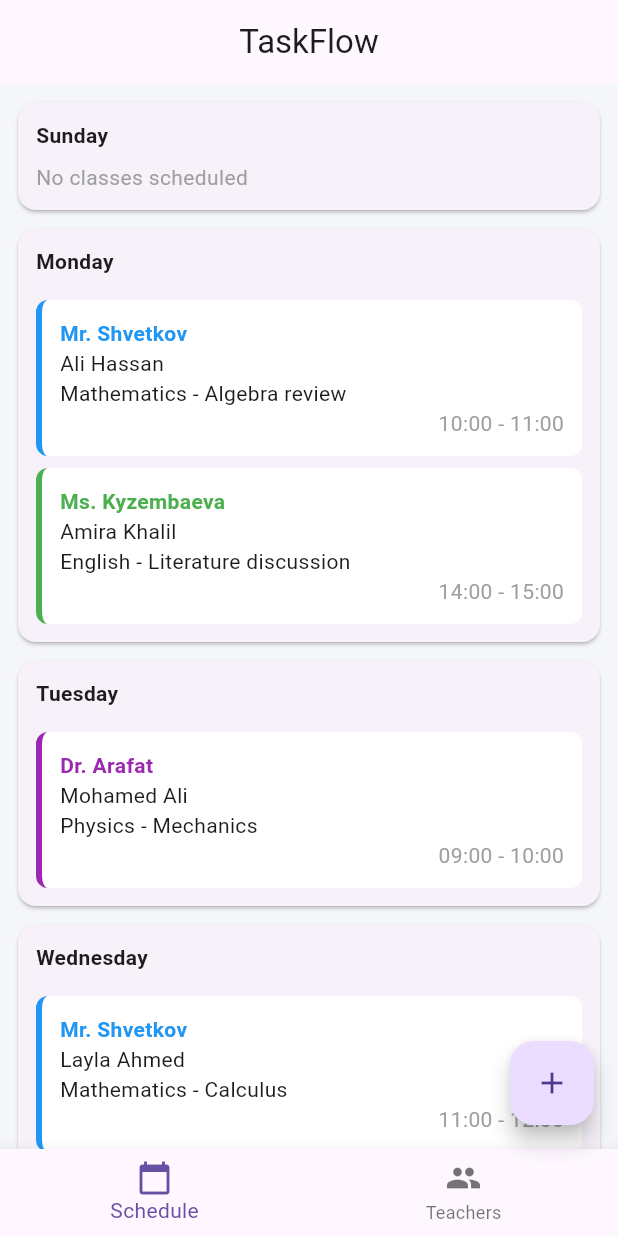
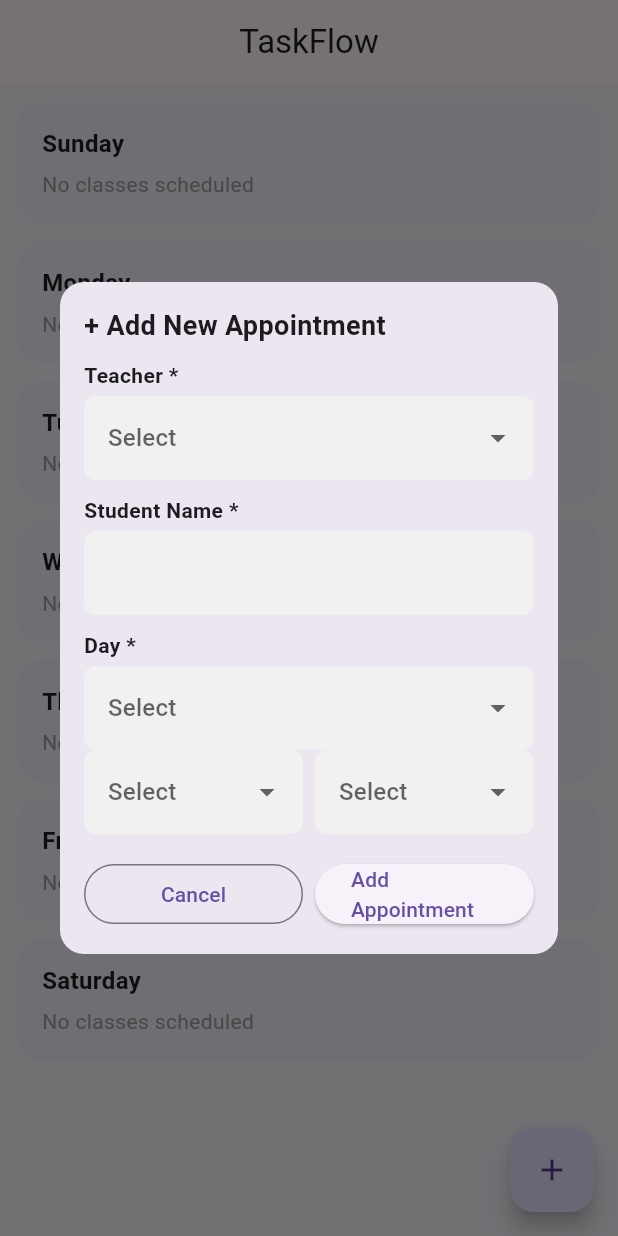
Before and after one commit to dkim50620-maker/kalendari, a Flutter app: the screen it shows after launch, after a tap on the "add" icon, on a phone screen of 412 x 824 dp. Run offline on Flutter 3.47's test engine with Material 3 defaults, Android fonts, the phone set to English and light mode, and no system bars.

Commit message:
Описание изменений

```diff
--- a/lib/main.dart
+++ b/lib/main.dart
@@ -4,170 +4,125 @@ void main() {
   runApp(const TaskFlowApp());
 }
 
-class TaskFlowApp extends StatefulWidget {
+/* ===================== APP ===================== */
+
+class TaskFlowApp extends StatelessWidget {
   const TaskFlowApp({super.key});
-
-  @override
-  State<TaskFlowApp> createState() => _TaskFlowAppState();
-}
-
-class _TaskFlowAppState extends State<TaskFlowApp> {
-  int index = 0;
 
   @override
   Widget build(BuildContext context) {
     return MaterialApp(
       debugShowCheckedModeBanner: false,
-      title: 'TaskFlow',
       theme: ThemeData(
-        scaffoldBackgroundColor: const Color(0xFFF5F6FA),
-        primarySwatch: Colors.blue,
+        scaffoldBackgroundColor: const Color(0xFFF6F4FB),
+        useMaterial3: true,
       ),
-      home: Scaffold(
-        appBar: AppBar(
-          title: const Text('TaskFlow'),
-          centerTitle: true,
-        ),
-        body: index == 0 ? const ScheduleScreen() : const TeachersScreen(),
-        floatingActionButton: FloatingActionButton(
-          onPressed: () {},
-          child: const Icon(Icons.add),
-        ),
-        bottomNavigationBar: BottomNavigationBar(
-          currentIndex: index,
-          onTap: (i) => setState(() => index = i),
-          items: const [
-            BottomNavigationBarItem(
-              icon: Icon(Icons.calendar_today),
-              label: 'Schedule',
+      home: const ScheduleScreen(),
+    );
+  }
+}
+
+/* ===================== MODEL ===================== */
+
+class ClassData {
+  final String teacher;
+  final String student;
+  final String day;
+  final String start;
+  final String end;
+
+  ClassData({
+    required this.teacher,
+    required this.student,
+    required this.day,
+    required this.start,
+    required this.end,
+  });
+}
+
+/* ===================== SCHEDULE SCREEN ===================== */
+
+class ScheduleScreen extends StatefulWidget {
+  const ScheduleScreen({super.key});
+
+  @override
+  State<ScheduleScreen> createState() => _ScheduleScreenState();
+}
+
+class _ScheduleScreenState extends State<ScheduleScreen> {
+  final Map<String, List<ClassData>> schedule = {
+    'Sunday': [],
+    'Monday': [],
+    'Tuesday': [],
+    'Wednesday': [],
+    'Thursday': [],
+    'Friday': [],
+    'Saturday': [],
+  };
+
+  void addClass(ClassData data) {
+    setState(() {
+      schedule[data.day]!.add(data);
+    });
+  }
+
+  @override
+  Widget build(BuildContext context) {
+    return Scaffold(
+      appBar: AppBar(
+        title: const Text('TaskFlow'),
+        centerTitle: true,
+      ),
+      body: ListView(
+        padding: const EdgeInsets.all(12),
+        children: schedule.entries.map((entry) {
+          return Container(
+            margin: const EdgeInsets.only(bottom: 12),
+            padding: const EdgeInsets.all(16),
+            decoration: BoxDecoration(
+              color: const Color(0xFFF3EFFB),
+              borderRadius: BorderRadius.circular(16),
             ),
-            BottomNavigationBarItem(
-              icon: Icon(Icons.people),
-              label: 'Teachers',
+            child: Column(
+              crossAxisAlignment: CrossAxisAlignment.start,
+              children: [
+                Text(entry.key,
+                    style: const TextStyle(
+                        fontSize: 16, fontWeight: FontWeight.bold)),
+                const SizedBox(height: 6),
+                if (entry.value.isEmpty)
+                  const Text(
+                    'No classes scheduled',
+                    style: TextStyle(color: Colors.grey),
+                  ),
+                ...entry.value.map((c) => ClassItem(data: c)),
+              ],
             ),
-          ],
-        ),
+          );
+        }).toList(),
+      ),
+
+      /// ✅ FAB ВНУТРИ ScheduleScreen
+      floatingActionButton: FloatingActionButton(
+        backgroundColor: const Color(0xFFE6DFFF),
+        onPressed: () {
+          showDialog(
+            context: context,
+            builder: (_) => AddAppointmentDialog(onAdd: addClass),
+          );
+        },
+        child: const Icon(Icons.add),
       ),
     );
   }
 }
 
-/* ===================== SCHEDULE ===================== */
-
-class ScheduleScreen extends StatelessWidget {
-  const ScheduleScreen({super.key});
-
-  @override
-  Widget build(BuildContext context) {
-    return ListView(
-      padding: const EdgeInsets.all(12),
-      children: const [
-        DayBlock(day: 'Sunday', classes: []),
-        DayBlock(
-          day: 'Monday',
-          classes: [
-            ClassItem(
-              teacher: 'Mr. Shvetkov',
-              student: 'Ali Hassan',
-              subject: 'Mathematics - Algebra review',
-              time: '10:00 - 11:00',
-              color: Colors.blue,
-            ),
-            ClassItem(
-              teacher: 'Ms. Kyzembaeva',
-              student: 'Amira Khalil',
-              subject: 'English - Literature discussion',
-              time: '14:00 - 15:00',
-              color: Colors.green,
-            ),
-          ],
-        ),
-        DayBlock(
-          day: 'Tuesday',
-          classes: [
-            ClassItem(
-              teacher: 'Dr. Arafat',
-              student: 'Mohamed Ali',
-              subject: 'Physics - Mechanics',
-              time: '09:00 - 10:00',
-              color: Colors.purple,
-            ),
-          ],
-        ),
-        DayBlock(
-          day: 'Wednesday',
-          classes: [
-            ClassItem(
-              teacher: 'Mr. Shvetkov',
-              student: 'Layla Ahmed',
-              subject: 'Mathematics - Calculus',
-              time: '11:00 - 12:00',
-              color: Colors.blue,
-            ),
-          ],
-        ),
-        DayBlock(
-          day: 'Thursday',
-          classes: [
-            ClassItem(
-              teacher: 'Ms. Aiman',
-              student: 'Yusuf Hassan',
-              subject: 'Chemistry - Organic compounds',
-              time: '16:00 - 17:00',
-              color: Colors.orange,
-            ),
-          ],
-        ),
-        DayBlock(day: 'Friday', classes: []),
-        DayBlock(day: 'Saturday', classes: []),
-      ],
-    );
-  }
-}
-
-class DayBlock extends StatelessWidget {
-  final String day;
-  final List<ClassItem> classes;
-
-  const DayBlock({super.key, required this.day, required this.classes});
-
-  @override
-  Widget build(BuildContext context) {
-    return Card(
-      margin: const EdgeInsets.only(bottom: 12),
-      child: Padding(
-        padding: const EdgeInsets.all(12),
-        child: Column(
-          crossAxisAlignment: CrossAxisAlignment.start,
-          children: [
-            Text(day, style: const TextStyle(fontWeight: FontWeight.bold)),
-            const SizedBox(height: 8),
-            if (classes.isEmpty)
-              const Text('No classes scheduled',
-                  style: TextStyle(color: Colors.grey)),
-            ...classes,
-          ],
-        ),
-      ),
-    );
-  }
-}
+/* ===================== CLASS ITEM ===================== */
 
 class ClassItem extends StatelessWidget {
-  final String teacher;
-  final String student;
-  final String subject;
-  final String time;
-  final Color color;
+  final ClassData data;
 
-  const ClassItem({
-    super.key,
-    required this.teacher,
-    required this.student,
-    required this.subject,
-    required this.time,
-    required this.color,
-  });
+  const ClassItem({super.key, required this.data});
 
   @override
   Widget build(BuildContext context) {
@@ -176,20 +131,17 @@ class ClassItem extends StatelessWidget {
       padding: const EdgeInsets.all(12),
       decoration: BoxDecoration(
         color: Colors.white,
-        borderRadius: BorderRadius.circular(8),
-        border: Border(left: BorderSide(color: color, width: 4)),
+        borderRadius: BorderRadius.circular(12),
       ),
       child: Column(
         crossAxisAlignment: CrossAxisAlignment.start,
         children: [
-          Text(teacher,
-              style: TextStyle(
-                  fontWeight: FontWeight.bold, color: color)),
-          Text(student),
-          Text(subject),
+          Text(data.teacher,
+              style: const TextStyle(fontWeight: FontWeight.bold)),
+          Text(data.student),
           Align(
             alignment: Alignment.centerRight,
-            child: Text(time,
+            child: Text('${data.start} - ${data.end}',
                 style: const TextStyle(color: Colors.grey)),
           ),
         ],
@@ -198,104 +150,154 @@ class ClassItem extends StatelessWidget {
   }
 }
 
-/* ===================== TEACHERS ===================== */
+/* ===================== ADD DIALOG ===================== */
 
-class TeachersScreen extends StatelessWidget {
-  const TeachersScreen({super.key});
+class AddAppointmentDialog extends StatefulWidget {
+  final Function(ClassData) onAdd;
+
+  const AddAppointmentDialog({super.key, required this.onAdd});
+
+  @override
+  State<AddAppointmentDialog> createState() => _AddAppointmentDialogState();
+}
+
+class _AddAppointmentDialogState extends State<AddAppointmentDialog> {
+  String? teacher;
+  String? day;
+  String? start;
+  String? end;
+
+  final studentCtrl = TextEditingController();
+
+  final teachers = [
+    'Mr. Shvetkov',
+    'Ms. Kyzembaeva',
+    'Dr. Arafat',
+    'Ms. Aiman',
+  ];
+
+  final days = [
+    'Sunday',
+    'Monday',
+    'Tuesday',
+    'Wednesday',
+    'Thursday',
+    'Friday',
+    'Saturday',
+  ];
+
+  final times = ['09:00', '10:00', '11:00', '12:00', '14:00', '15:00'];
 
   @override
   Widget build(BuildContext context) {
-    return ListView(
-      padding: const EdgeInsets.all(12),
-      children: const [
-        TeacherItem(
-          name: 'Mr. Shvetkov',
-          status: 'Available',
-          color: Colors.green,
-          classes: [
-            'Ali Hassan — Mon 10:00',
-            'Layla Ahmed — Wed 11:00'
-          ],
-        ),
-        TeacherItem(
-          name: 'Ms. Kyzembaeva',
-          status: 'Busy',
-          color: Colors.red,
-          classes: ['Amira Khalil — Mon 14:00'],
-        ),
-        TeacherItem(
-          name: 'Dr. Arafat',
-          status: 'Partially Available',
-          color: Colors.orange,
-          classes: ['Mohamed Ali — Tue 09:00'],
-        ),
-        TeacherItem(
-          name: 'Ms. Aiman',
-          status: 'Available',
-          color: Colors.green,
-          classes: ['Yusuf Hassan — Thu 16:00'],
-        ),
-        TeacherItem(
-          name: 'Mr. Madi',
-          status: 'Busy',
-          color: Colors.red,
-          classes: [],
-        ),
-      ],
-    );
-  }
-}
-
-class TeacherItem extends StatelessWidget {
-  final String name;
-  final String status;
-  final Color color;
-  final List<String> classes;
-
-  const TeacherItem({
-    super.key,
-    required this.name,
-    required this.status,
-    required this.color,
-    required this.classes,
-  });
-
-  @override
-  Widget build(BuildContext context) {
-    return Card(
-      margin: const EdgeInsets.only(bottom: 12),
+    return Dialog(
+      shape: RoundedRectangleBorder(borderRadius: BorderRadius.circular(16)),
       child: Padding(
-        padding: const EdgeInsets.all(12),
+        padding: const EdgeInsets.all(16),
         child: Column(
+          mainAxisSize: MainAxisSize.min,
           crossAxisAlignment: CrossAxisAlignment.start,
           children: [
+            const Text('+ Add New Appointment',
+                style: TextStyle(fontSize: 18, fontWeight: FontWeight.bold)),
+
+            _label('Teacher *'),
+            _dropdown(teacher, teachers, (v) => setState(() => teacher = v)),
+
+            _label('Student Name *'),
+            _input(studentCtrl),
+
+            _label('Day *'),
+            _dropdown(day, days, (v) => setState(() => day = v)),
+
             Row(
               children: [
-                CircleAvatar(
-                  backgroundColor: color,
-                  child: Text(name[0]),
+                Expanded(
+                    child: _dropdown(start, times,
+                            (v) => setState(() => start = v))),
+                const SizedBox(width: 8),
+                Expanded(
+                    child: _dropdown(end, times,
+                            (v) => setState(() => end = v))),
+              ],
+            ),
+
+            const SizedBox(height: 16),
+            Row(
+              children: [
+                Expanded(
+                  child: OutlinedButton(
+                    onPressed: () => Navigator.pop(context),
+                    child: const Text('Cancel'),
+                  ),
                 ),
-                const SizedBox(width: 10),
-                Column(
-                  crossAxisAlignment: CrossAxisAlignment.start,
-                  children: [
-                    Text(name,
-                        style: const TextStyle(
-                            fontWeight: FontWeight.bold)),
-                    Text(status,
-                        style: TextStyle(color: color)),
-                  ],
+                const SizedBox(width: 8),
+                Expanded(
+                  child: ElevatedButton(
+                    onPressed: () {
+                      if (teacher != null &&
+                          day != null &&
+                          start != null &&
+                          end != null &&
+                          studentCtrl.text.isNotEmpty) {
+                        widget.onAdd(
+                          ClassData(
+                            teacher: teacher!,
+                            student: studentCtrl.text,
+                            day: day!,
+                            start: start!,
+                            end: end!,
+                          ),
+                        );
+                        Navigator.pop(context);
+                      }
+                    },
+                    child: const Text('Add Appointment'),
+                  ),
                 ),
               ],
-            ),
-            const SizedBox(height: 10),
-            if (classes.isEmpty)
-              const Text('No upcoming classes',
-                  style: TextStyle(color: Colors.grey)),
-            ...classes.map((c) => Text('• $c')),
+            )
           ],
         ),
       ),
     );
   }
+
+  Widget _label(String text) => Padding(
+    padding: const EdgeInsets.only(top: 10, bottom: 4),
+    child:
+    Text(text, style: const TextStyle(fontWeight: FontWeight.w600)),
+  );
+
+  Widget _input(TextEditingController c) => TextField(
+    controller: c,
+    decoration: InputDecoration(
+      filled: true,
+      fillColor: const Color(0xFFF1F1F1),
+      border: OutlineInputBorder(
+        borderRadius: BorderRadius.circular(8),
+        borderSide: BorderSide.none,
+      ),
+    ),
+  );
+
+  Widget _dropdown(String? value, List<String> items,
+      ValueChanged<String?> onChanged) {
+    return DropdownButtonFormField<String>(
+      value: value,
+      hint: const Text('Select'),
+      onChanged: onChanged,
+      items: items
+          .map((e) => DropdownMenuItem(value: e, child: Text(e)))
+          .toList(),
+      decoration: InputDecoration(
+        filled: true,
+        fillColor: const Color(0xFFF1F1F1),
+        border: OutlineInputBorder(
+          borderRadius: BorderRadius.circular(8),
+          borderSide: BorderSide.none,
+        ),
+      ),
+    );
+  }
 }
```
